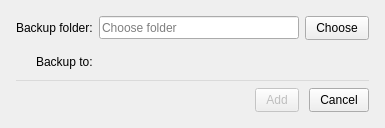
Above: src/MEGASync/gui/linux/AddBackupDialog.ui from meganz/MEGAsync before the change. Below: the same form after it.
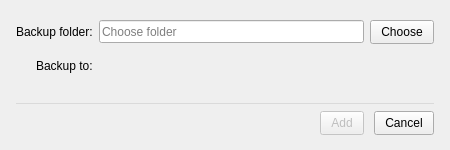
That is the form after the change.

Commit message: SNC-2140, SNC-2142. Styling of backups section on settings dialog

What changed in the file:
```diff
--- a/src/MEGASync/gui/linux/AddBackupDialog.ui
+++ b/src/MEGASync/gui/linux/AddBackupDialog.ui
@@ -10,6 +10,12 @@
     <height>128</height>
    </rect>
   </property>
+  <property name="minimumSize">
+   <size>
+    <width>450</width>
+    <height>150</height>
+   </size>
+  </property>
   <property name="windowTitle">
    <string>Add backup folder</string>
   </property>
@@ -40,13 +46,13 @@
     <number>16</number>
    </property>
    <property name="topMargin">
-    <number>16</number>
+    <number>20</number>
    </property>
    <property name="rightMargin">
     <number>16</number>
    </property>
    <property name="bottomMargin">
-    <number>16</number>
+    <number>15</number>
    </property>
    <item>
     <layout class="QGridLayout" name="gridLayout">
```
The commit also changes 11 other files.
